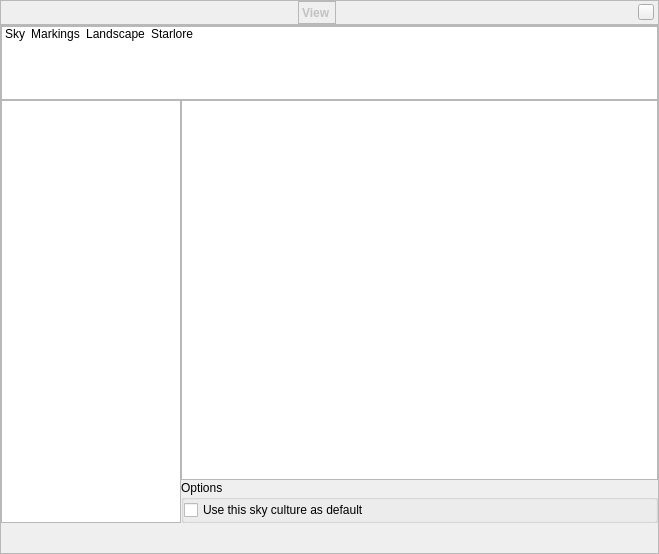
This is src/gui/viewDialog.ui in 519984307/stellarium_src as Qt 5 draws it before an edit. The edited form follows.
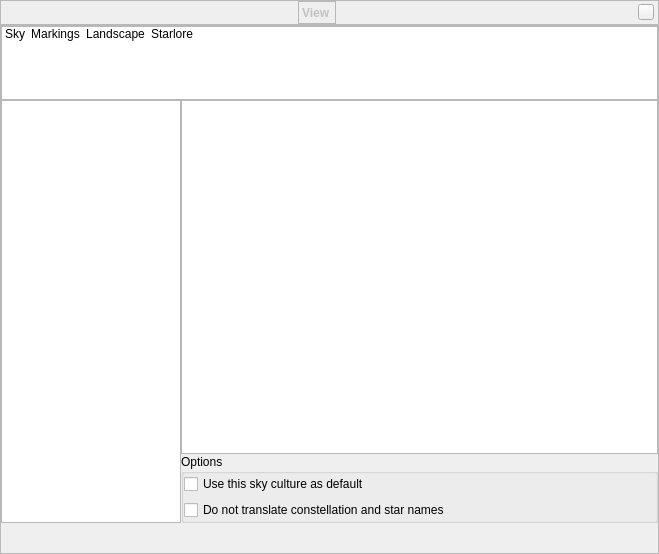
This is the edited form. The open tabs and pages were chosen to show the change. Icons and pictures are not drawn. Custom widgets are drawn as their Qt base class.

Commit message: add GUI option to inhibit translation of sky culture.

```diff
--- a/src/gui/viewDialog.ui
+++ b/src/gui/viewDialog.ui
@@ -1913,6 +1913,19 @@
                </property>
               </widget>
              </item>
+             <item>
+              <widget class="QCheckBox" name="useUntranslatedStarloreNamesCheckBox">
+               <property name="enabled">
+                <bool>true</bool>
+               </property>
+               <property name="toolTip">
+                <string>Use fixed names, regardless of language settings.</string>
+               </property>
+               <property name="text">
+                <string>Do not translate constellation and star names</string>
+               </property>
+              </widget>
+             </item>
             </layout>
            </widget>
           </item>
```
Left out of the diff: 2 changed lines with no effect on the pictures. The commit also changes 1 other file.
